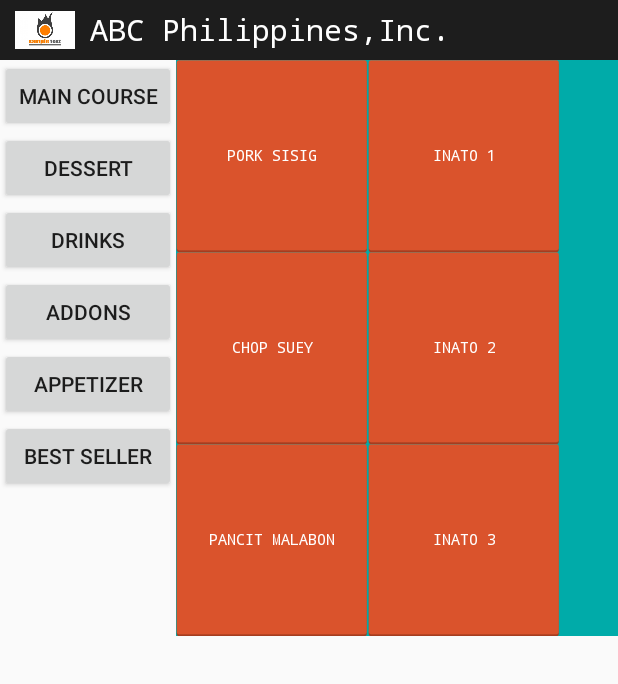
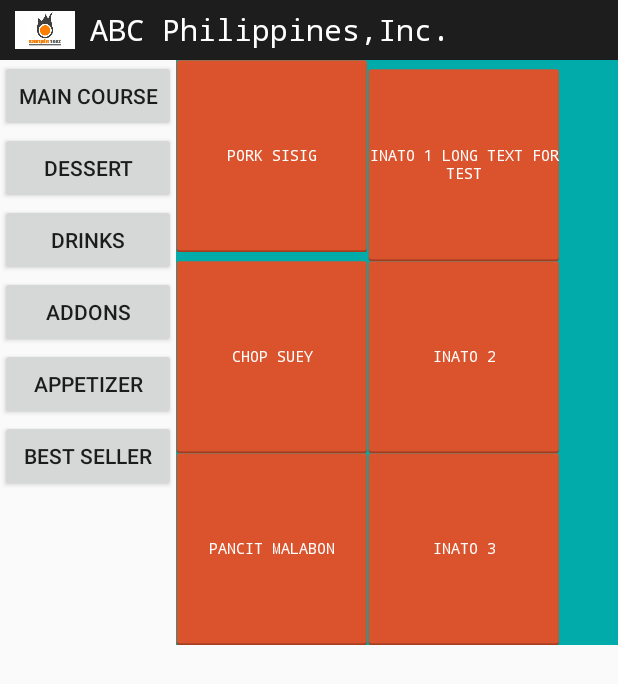
Before and after one commit to lesterlecong/androidPOS, an Android app: the screen it shows after launch (MainActivity), on a phone screen of 412 x 824 dp. Shown: the top 684 px of the screen. Run offline under Robolectric (Android 15) with nearby library versions, the phone set to English and light mode, and no system bars.

Commit message:
modify menu names

```diff
--- a/app/src/main/res/values/strings.xml
+++ b/app/src/main/res/values/strings.xml
@@ -19,7 +19,7 @@
     <string name="maincoursechoice1">Pork Sisig</string>
     <string name="maincoursechoice2">Chop Suey</string>
     <string name="maincoursechoice3">Pancit Malabon</string>
-    <string name="maincoursechoice4">Inato 1</string>
+    <string name="maincoursechoice4">Inato 1 Long text for test</string>
     <string name="maincoursechoice5">Inato 2</string>
     <string name="maincoursechoice6">Inato 3</string>
 </resources>
```
